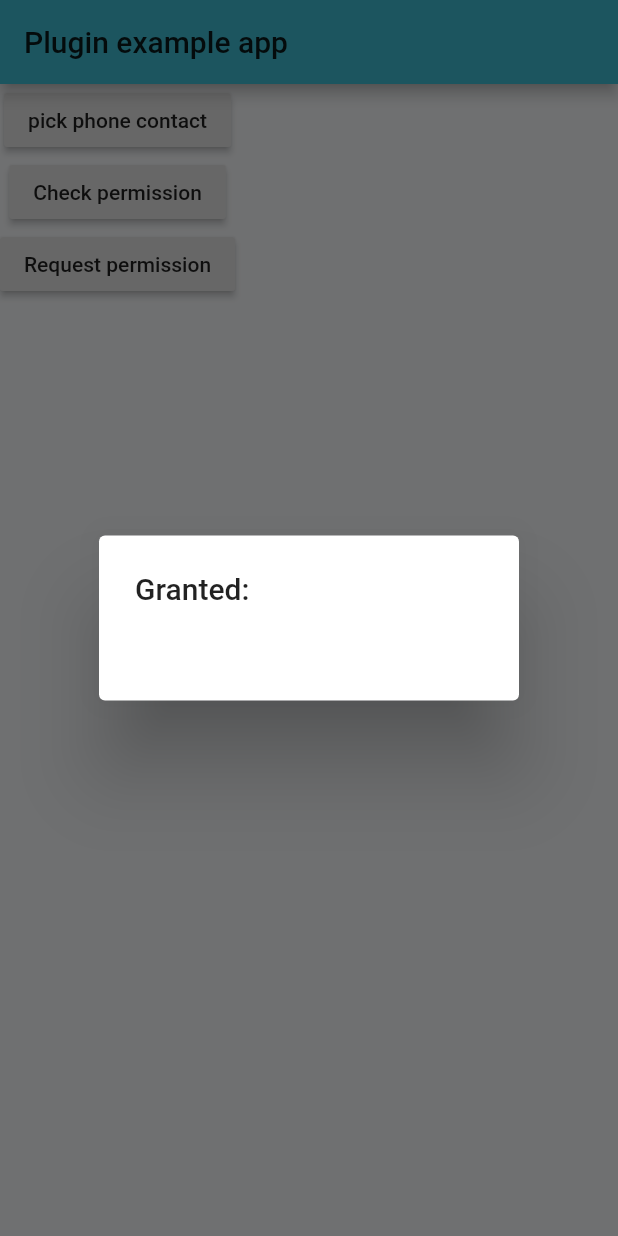
After one commit to CreamyMilk/sampleDeployapp, a Flutter app: the MainWidget screen opened directly, after a tap on "Request permission", on a phone screen of 412 x 824 dp. The commit adds this screen. Run offline on Flutter 3.47's test engine with Material 2 defaults, Android fonts, the phone set to English and light mode, and no system bars; our stand-ins replace firebase_messaging, flare_flutter, flutter_local_notifications, google_maps_flutter, sms_autofill; missing offline and left inert: clipboard, fluttercontactpicker; accounts and stored records are empty; network calls fail.

Commit message:
phone_number contacts picker

```diff
--- /dev/null
+++ b/lib/widget/get_contact.dart
@@ -0,0 +1,84 @@
+import 'package:flutter/material.dart';
+import 'package:fluttercontactpicker/fluttercontactpicker.dart';
+
+class ContactTest extends StatefulWidget {
+  @override
+  _ContactTestState createState() => _ContactTestState();
+}
+
+class _ContactTestState extends State<ContactTest> {
+  @override
+  void initState() {
+    super.initState();
+  }
+
+  @override
+  Widget build(BuildContext context) => MaterialApp(
+        home: MainWidget(),
+      );
+}
+
+class MainWidget extends StatefulWidget {
+  @override
+  _MainWidgetState createState() => _MainWidgetState();
+}
+
+class _MainWidgetState extends State<MainWidget> {
+  PhoneContact _phoneContact;
+
+  String _contact;
+
+  @override
+  Widget build(BuildContext context) => Scaffold(
+        appBar: AppBar(
+          title: const Text('Plugin example app'),
+        ),
+        body: Column(
+          children: <Widget>[
+            if (_phoneContact != null)
+              Column(
+                children: <Widget>[
+                  const Text("Phone contact:"),
+                  Text("Name: ${_phoneContact.fullName}"),
+                  Text(
+                      "Phone: ${_phoneContact.phoneNumber.number} (${_phoneContact.phoneNumber.label})"),
+                ],
+              ),
+            if (_contact != null) Text(_contact),
+            RaisedButton(
+              child: const Text("pick phone contact"),
+              onPressed: () async {
+                final PhoneContact contact =
+                    await FlutterContactPicker.pickPhoneContact();
+                print(contact);
+                setState(() {
+                  _phoneContact = contact;
+                });
+              },
+            ),
+            RaisedButton(
+              child: const Text('Check permission'),
+              onPressed: () async {
+                final granted = await FlutterContactPicker.hasPermission();
+                showDialog(
+                    context: context,
+                    child: AlertDialog(
+                        title: const Text('Granted: '),
+                        content: Text('$granted')));
+              },
+            ),
+            RaisedButton(
+              child: const Text('Request permission'),
+              onPressed: () async {
+                final granted = await FlutterContactPicker.requestPermission();
+                showDialog(
+                    context: context,
+                    child: AlertDialog(
+                        title: const Text('Granted: '),
+                        content: Text('$granted')));
+              },
+            ),
+          ],
+        ),
+      );
+}
--- a/lib/widget/login_otp.dart
+++ b/lib/widget/login_otp.dart
@@ -1,6 +1,7 @@
 import 'dart:convert';
 
 import 'package:flutter/material.dart';
+import 'package:fluttercontactpicker/fluttercontactpicker.dart';
 import 'package:sampledeployapp/model/otpresponse.dart';
 import 'package:sampledeployapp/widget/otp_receiver.dart';
 import 'package:sms_autofill/sms_autofill.dart';
@@ -36,8 +37,21 @@ class _LoginOTPState extends State<LoginOTP> {
               },
               controller: _testcontroller,
               decoration: InputDecoration(
-                hintText: ' PhoneNumber',
-                prefixText: "+254",
+                suffixIcon: IconButton(
+                  icon: Icon(Icons.perm_contact_calendar),
+                  onPressed: () async {
+                    final PhoneContact contact =
+                        await FlutterContactPicker.pickPhoneContact();
+                    print(contact);
+                    setState(() {
+                      _testcontroller.text = contact.phoneNumber.number;
+                      mobile = contact.phoneNumber.number;
+                    });
+                  },
+                ),
+                hintText: 'PhoneNumber',
+                errorText: validatePassword(_testcontroller.text),
+                prefixText: "",
               ),
               keyboardType: TextInputType.numberWithOptions(),
             ),
@@ -84,3 +98,10 @@ Future getOTP(mobile, appsign) async {
   data = OtpResponse.fromJson(myjson);
   print(data.messageCode);
 }
+
+String validatePassword(String value) {
+  if (!(value.length > 9) && value.isNotEmpty) {
+    return "Mobile number should be in the format 07xxx";
+  }
+  return null;
+}
--- a/pubspec.yaml
+++ b/pubspec.yaml
@@ -32,6 +32,8 @@ dependencies:
   http:
   sms_autofill: ^1.2.5
   google_maps_flutter: ^0.5.32
+  flutter_contact: ^0.6.1
+  fluttercontactpicker: ^2.4.3
   # The following adds the Cupertino Icons font to your application.
   # Use with the CupertinoIcons class for iOS style icons.
   cupertino_icons: ^0.1.3
```
Also changed, not shown: lib/main.dart (+7 -5 lines), pubspec.lock, 2 other files.
